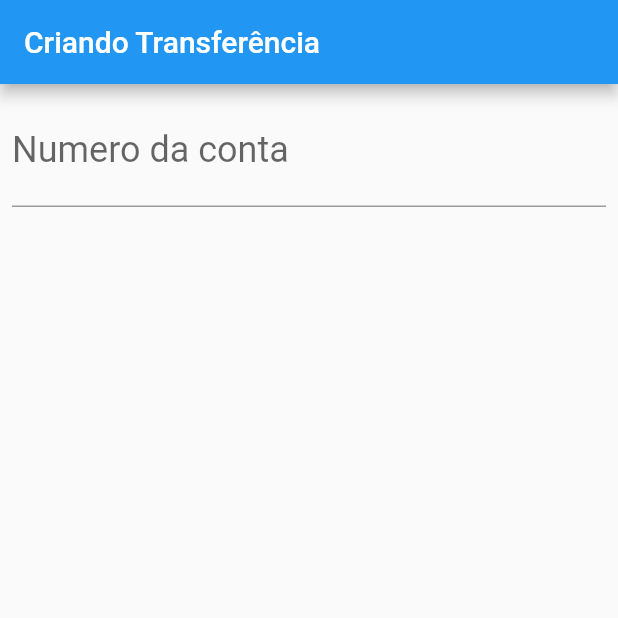
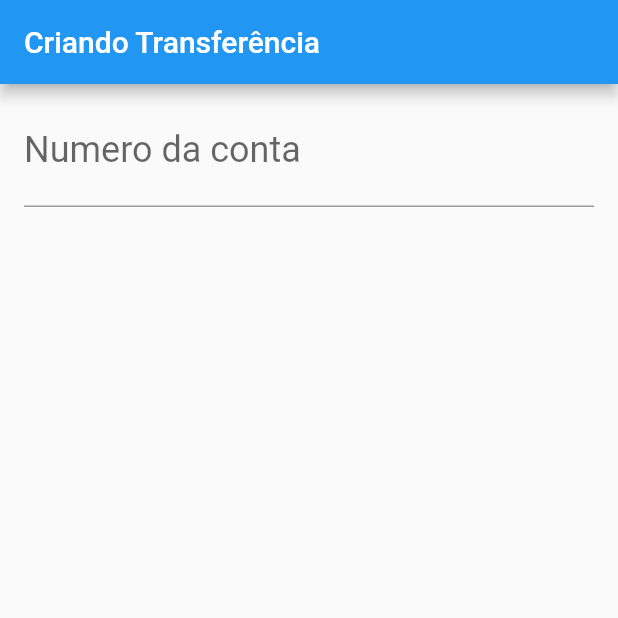
Before and after one commit to AlicinhaDavid/bytebank, a Flutter app: the screen it shows after launch, on a phone screen of 412 x 824 dp, the top half of it. Run offline on Flutter 3.47's test engine with Material 2 defaults, Android fonts, the phone set to English and light mode, and no system bars; missing offline and left inert: dart:html.

Commit message:
refactor: change the padding to get different values in differents angles

```diff
--- a/lib/main.dart
+++ b/lib/main.dart
@@ -25,11 +25,11 @@ class FormularioTransferencia extends StatelessWidget {
       body: Column(
         children: [
           Padding(
-            padding: const EdgeInsets.all(8.0),
+            padding: const EdgeInsets.fromLTRB(16.0, 8.0, 16.0, 8.0),
             child: TextField(
               style: TextStyle(fontSize: 24.0),
-              decoration:
-                  InputDecoration(labelText: 'Numero da conta', hintText: '0000'),
+              decoration: InputDecoration(
+                  labelText: 'Numero da conta', hintText: '0000'),
             ),
           ),
         ],
```
